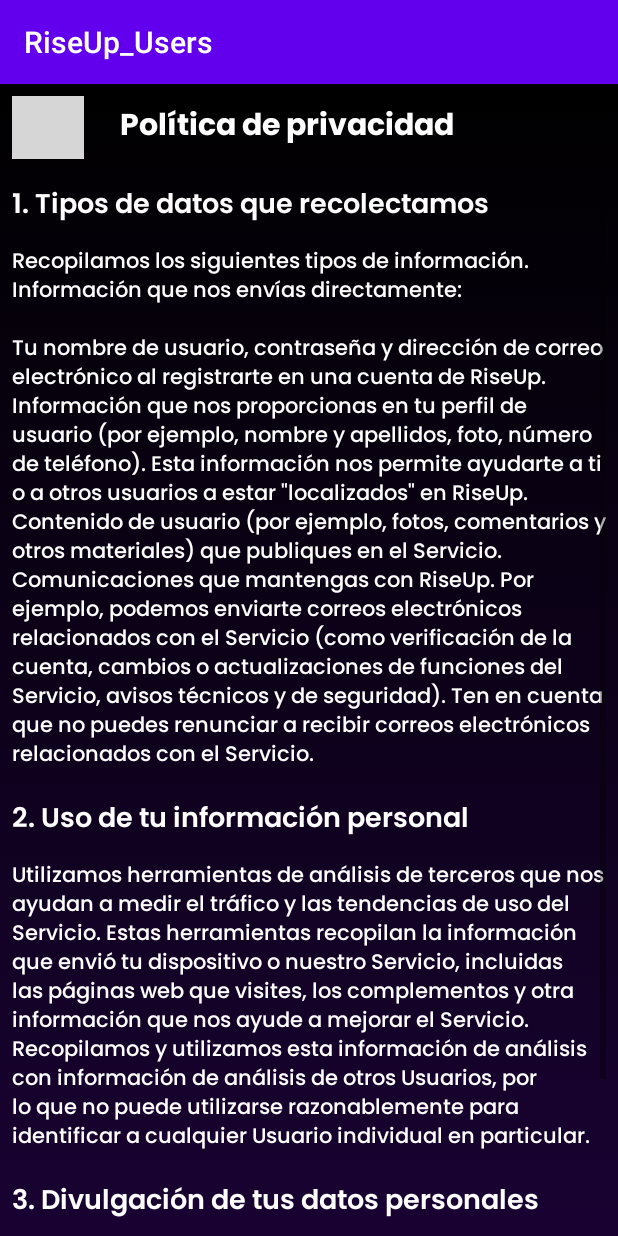
After one commit to foltrest2/RiseUp_Users, an Android app: the ConfigPoliticInformationActivity screen opened directly, with no data from a screen before it, on a phone screen of 412 x 824 dp. The commit adds this screen. Run offline under Robolectric (Android 15) with nearby library versions, the light colour scheme and no system bars; grey boxes are pictures that could not be loaded.

Commit message:
ConfigPoliticInformationActivity done

```diff
--- a/app/src/main/AndroidManifest.xml
+++ b/app/src/main/AndroidManifest.xml
@@ -13,6 +13,9 @@
         android:supportsRtl="true"
         android:theme="@style/Theme.RiseUp_Users"
         tools:targetApi="31">
+        <activity
+            android:name=".view.ConfigPoliticInformationActivity"
+            android:exported="false" />
         <activity
             android:name=".view.ConfigProfileChangeSexActivity"
             android:exported="false" />
--- a/app/src/main/java/com/riseup/riseup_users/view/ConfigInformationActivity.kt
+++ b/app/src/main/java/com/riseup/riseup_users/view/ConfigInformationActivity.kt
@@ -17,5 +17,8 @@
         binding.atrasArrowInfoAppBtn.setOnClickListener {
             startActivity(Intent(this@ConfigInformationActivity, ConfigurationActivity::class.java))
         }
+        binding.politicaPrivConstraint.setOnClickListener {
+            startActivity(Intent(this@ConfigInformationActivity, ConfigPoliticInformationActivity::class.java))
+        }
     }
 }
--- /dev/null
+++ b/app/src/main/java/com/riseup/riseup_users/view/ConfigPoliticInformationActivity.kt
@@ -0,0 +1,23 @@
+package com.riseup.riseup_users.view
+
+import android.content.Intent
+import androidx.appcompat.app.AppCompatActivity
+import android.os.Bundle
+import com.riseup.riseup_users.databinding.ActivityConfigPoliticInformationBinding
+
+class ConfigPoliticInformationActivity : AppCompatActivity() {
+
+    private lateinit var binding : ActivityConfigPoliticInformationBinding
+
+    override fun onCreate(savedInstanceState: Bundle?) {
+        super.onCreate(savedInstanceState)
+        binding = ActivityConfigPoliticInformationBinding.inflate(layoutInflater)
+        setContentView(binding.root)
+
+        binding.backArrowPoliticInfoBtn.setOnClickListener {
+            startActivity(Intent(this@ConfigPoliticInformationActivity, ConfigInformationActivity::class.java))
+        }
+    }
+
+
+}
--- a/app/src/main/java/com/riseup/riseup_users/view/ConfigProfileChangeTelActivity.kt
+++ b/app/src/main/java/com/riseup/riseup_users/view/ConfigProfileChangeTelActivity.kt
@@ -19,7 +19,7 @@
         }
 
         binding.confirmarCambioTelBtn.setOnClickListener {
-            startActivity(Intent(this@ConfigProfileChangeTelActivity, ConfigProfileChangePassVerifActivity::class.java))
+            startActivity(Intent(this@ConfigProfileChangeTelActivity, ConfigurationActivity::class.java))
         }
 
     }
--- /dev/null
+++ b/app/src/main/res/layout/activity_config_politic_information.xml
@@ -0,0 +1,108 @@
+<?xml version="1.0" encoding="utf-8"?>
+<androidx.constraintlayout.widget.ConstraintLayout xmlns:android="http://schemas.android.com/apk/res/android"
+    xmlns:app="http://schemas.android.com/apk/res-auto"
+    xmlns:tools="http://schemas.android.com/tools"
+    android:layout_width="match_parent"
+    android:layout_height="match_parent"
+    android:background="@drawable/linear_gradient_background"
+    tools:context=".view.ConfigPoliticInformationActivity">
+
+    <androidx.constraintlayout.widget.ConstraintLayout
+        android:id="@+id/politicInfoHeader"
+        android:layout_width="0dp"
+        android:layout_height="42dp"
+        android:layout_marginTop="8dp"
+        app:layout_constraintEnd_toEndOf="parent"
+        app:layout_constraintStart_toStartOf="parent"
+        app:layout_constraintTop_toTopOf="parent">
+
+        <ImageButton
+            android:id="@+id/backArrowPoliticInfoBtn"
+            style="@style/BackArrowButton"
+            android:layout_width="48dp"
+            android:layout_height="0dp"
+            android:layout_marginStart="8dp"
+            app:layout_constraintBottom_toBottomOf="parent"
+            app:layout_constraintStart_toStartOf="parent"
+            app:layout_constraintTop_toTopOf="parent"
+            app:srcCompat="@drawable/arrowback" />
+
+        <TextView
+            android:id="@+id/politicInfoTitleTV"
+            style="@style/PoppinsBold_20"
+            android:layout_width="0dp"
+            android:layout_height="wrap_content"
+            android:layout_marginStart="24dp"
+            android:text="@string/politicaPrivTittle"
+            app:layout_constraintBottom_toBottomOf="@+id/backArrowPoliticInfoBtn"
+            app:layout_constraintStart_toEndOf="@+id/backArrowPoliticInfoBtn"
+            app:layout_constraintTop_toTopOf="@+id/backArrowPoliticInfoBtn" />
+    </androidx.constraintlayout.widget.ConstraintLayout>
+
+    <ScrollView
+        android:layout_width="0dp"
+        android:layout_height="0dp"
+        android:layout_marginStart="8dp"
+        android:layout_marginTop="16dp"
+        android:layout_marginEnd="8dp"
+        android:layout_marginBottom="8dp"
+        app:layout_constraintBottom_toBottomOf="parent"
+        app:layout_constraintEnd_toEndOf="parent"
+        app:layout_constraintStart_toStartOf="parent"
+        app:layout_constraintTop_toBottomOf="@+id/politicInfoHeader">
+
+        <LinearLayout
+            android:layout_width="match_parent"
+            android:layout_height="wrap_content"
+            android:orientation="vertical">
+
+            <TextView
+                android:id="@+id/politicPrivTitulo1TV2"
+                style="@style/PoppinsSemiBold_18"
+                android:layout_width="match_parent"
+                android:layout_height="wrap_content"
+                android:text="@string/politicaTitulo1" />
+
+            <TextView
+                android:id="@+id/infoPolitPrivParr1"
+                style="@style/PoppinsMed_14"
+                android:layout_width="match_parent"
+                android:layout_height="wrap_content"
+                android:layout_marginTop="10dp"
+                android:text="@string/politicInfoParrafo1" />
+
+            <TextView
+                android:id="@+id/politicPrivTitulo2TV"
+                style="@style/PoppinsSemiBold_18"
+                android:layout_width="match_parent"
+                android:layout_height="wrap_content"
+                android:layout_marginTop="15dp"
+                android:text="@string/politicaTitulo2" />
+
+            <TextView
+                android:id="@+id/infoPolitPrivParr2"
+                style="@style/PoppinsMed_14"
+                android:layout_width="match_parent"
+                android:layout_height="wrap_content"
+                android:layout_marginTop="10dp"
+                android:text="@string/politicInfoParrafo2" />
+
+            <TextView
+                android:id="@+id/politicPrivTitulo3TV"
+                style="@style/PoppinsSemiBold_18"
+                android:layout_width="match_parent"
+                android:layout_height="wrap_content"
+                android:layout_marginTop="15dp"
+                android:text="@string/politicaTitulo3" />
+
+            <TextView
+                android:id="@+id/infoPolitPrivParr3"
+                style="@style/PoppinsMed_14"
+                android:layout_width="match_parent"
+                android:layout_height="wrap_content"
+                android:layout_marginTop="10dp"
+                android:text="@string/politicInfoParrafo3" />
+
+        </LinearLayout>
+    </ScrollView>
+</androidx.constraintlayout.widget.ConstraintLayout>
--- a/app/src/main/res/layout/activity_config_profile_change_tel.xml
+++ b/app/src/main/res/layout/activity_config_profile_change_tel.xml
@@ -63,7 +63,7 @@
         android:background="@drawable/edit_text_border_white"
         android:ems="10"
         android:hint="@string/NumeroTelCambiarTitle"
-        android:inputType="textPersonName"
+        android:inputType="number|textPersonName"
         android:maxLines="1"
         android:paddingStart="10dp"
         app:layout_constraintEnd_toEndOf="parent"
--- a/app/src/main/res/values/strings.xml
+++ b/app/src/main/res/values/strings.xml
@@ -36,7 +36,7 @@
     <string name="registerWithTV">Registrate con</string>
 
     <string name="correoIndicativo">Dirección de correo electrónico</string>
-    <string name="kamcak">kamcak@hotmail.es</string>
+    <string name="kamcak"><b>kamcak@hotmail.es</b></string>
     <string name="telInfo">Número de teléfono</string>
     <string name="tel">+573104101801</string>
     <string name="sexoInfo">Sexo</string>
@@ -97,6 +97,12 @@
     <string name="personalizado">Personalizado</string>
     <string name="nodecir">Prefiero no decir</string>
     <string name="soporteYPreguntas">Soporte y preguntas frecuentes</string>
+    <string name="politicaTitulo1">1. Tipos de datos que recolectamos</string>
+    <string name="politicInfoParrafo1">Recopilamos los siguientes tipos de información.\nInformación que nos envías directamente:\n\nTu nombre de usuario, contraseña y dirección de correo electrónico al registrarte en una cuenta de RiseUp.\nInformación que nos proporcionas en tu perfil de usuario (por ejemplo, nombre y apellidos, foto, número de teléfono). Esta información nos permite ayudarte a ti o a otros usuarios a estar \"localizados\" en RiseUp.\nContenido de usuario (por ejemplo, fotos, comentarios y otros materiales) que publiques en el Servicio.\nComunicaciones que mantengas con RiseUp. Por ejemplo, podemos enviarte correos electrónicos relacionados con el Servicio (como verificación de la cuenta, cambios o actualizaciones de funciones del Servicio, avisos técnicos y de seguridad). Ten en cuenta que no puedes renunciar a recibir correos electrónicos relacionados con el Servicio.</string>
+    <string name="politicaTitulo2">2. Uso de tu información personal</string>
+    <string name="politicInfoParrafo2">Utilizamos herramientas de análisis de terceros que nos ayudan a medir el tráfico y las tendencias de uso del Servicio. Estas herramientas recopilan la información que envió tu dispositivo o nuestro Servicio, incluidas las páginas web que visites, los complementos y otra información que nos ayude a mejorar el Servicio. Recopilamos y utilizamos esta información de análisis con información de análisis de otros Usuarios, por lo que no puede utilizarse razonablemente para identificar a cualquier Usuario individual en particular.</string>
+    <string name="politicaTitulo3">3. Divulgación de tus datos personales</string>
+    <string name="politicInfoParrafo3">No procederemos al alquiler o venta de la información que nos proporciones a terceros que no sean RiseUp (o el grupo de empresas del que forma parte RiseUp) sin tu consentimiento, excepto en los términos estipulados en esta Política.</string>
 
 
 </resources>
```
